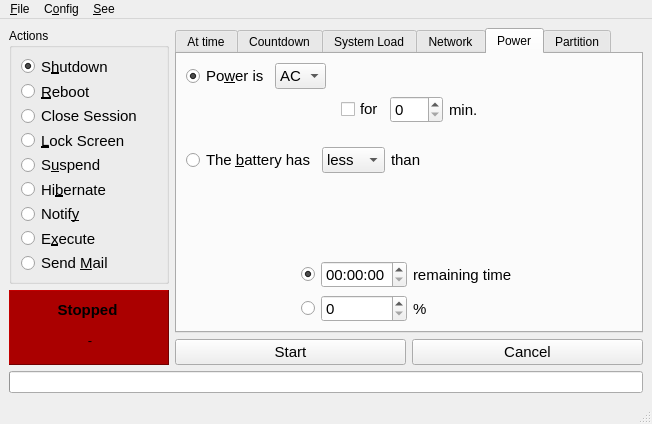
The window that ui/main.ui (Arg0s1080/pycket) describes before a commit, drawn with Qt 5.
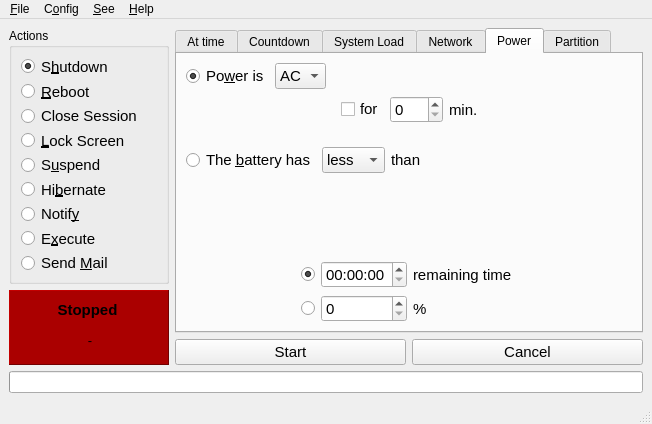
The same window after the commit.

```diff
--- a/ui/main.ui
+++ b/ui/main.ui
@@ -2419,9 +2419,17 @@
     </property>
     <addaction name="actionAlways_on_top"/>
    </widget>
+   <widget class="QMenu" name="menuHelp">
+    <property name="title">
+     <string>&amp;Help</string>
+    </property>
+    <addaction name="actionAbout_2"/>
+    <addaction name="actionAbout_Qt"/>
+   </widget>
    <addaction name="menuFile"/>
    <addaction name="menuConfig"/>
    <addaction name="menuSee"/>
+   <addaction name="menuHelp"/>
   </widget>
   <widget class="QStatusBar" name="statusbar"/>
   <action name="actionClose">
```
Left out of the diff: 13 changed lines with no effect on the pictures.
